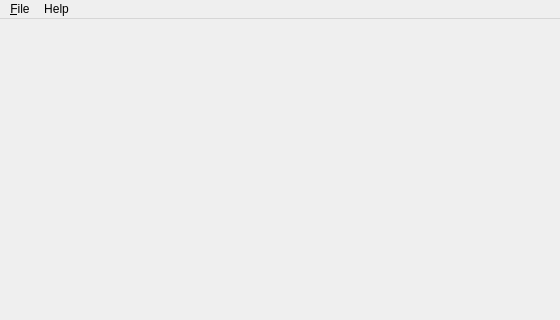
First picture: the form in src/gui/MainWindow.ui, repository torrentg/ccruncher, before the edit; both pictures show x 0 to 560 and y 0 to 320 of the 560 by 504 pixel window.
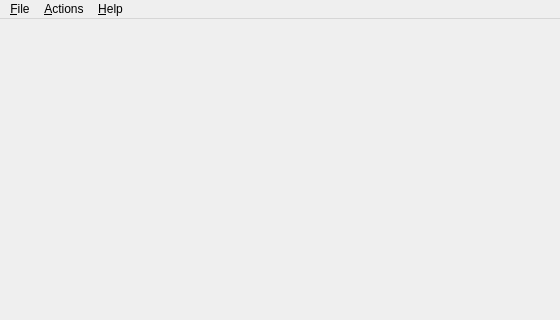
Second picture: the form after the edit. Icons and pictures are not drawn.

Commit message: gui: added menu actions + solved bug related to locale

What changed in the file:
```diff
--- a/src/gui/MainWindow.ui
+++ b/src/gui/MainWindow.ui
@@ -38,7 +38,7 @@
      <height>21</height>
     </rect>
    </property>
-   <widget class="QMenu" name="menu_File">
+   <widget class="QMenu" name="menuFile">
     <property name="title">
      <string>&amp;File</string>
     </property>
@@ -48,11 +48,17 @@
    </widget>
    <widget class="QMenu" name="menuHelp">
     <property name="title">
-     <string>Help</string>
+     <string>&amp;Help</string>
     </property>
     <addaction name="actionAbout"/>
    </widget>
-   <addaction name="menu_File"/>
+   <widget class="QMenu" name="menuActions">
+    <property name="title">
+     <string>&amp;Actions</string>
+    </property>
+   </widget>
+   <addaction name="menuFile"/>
+   <addaction name="menuActions"/>
    <addaction name="menuHelp"/>
   </widget>
   <widget class="QStatusBar" name="statusBar"/>
```
The commit also changes 30 other files.
